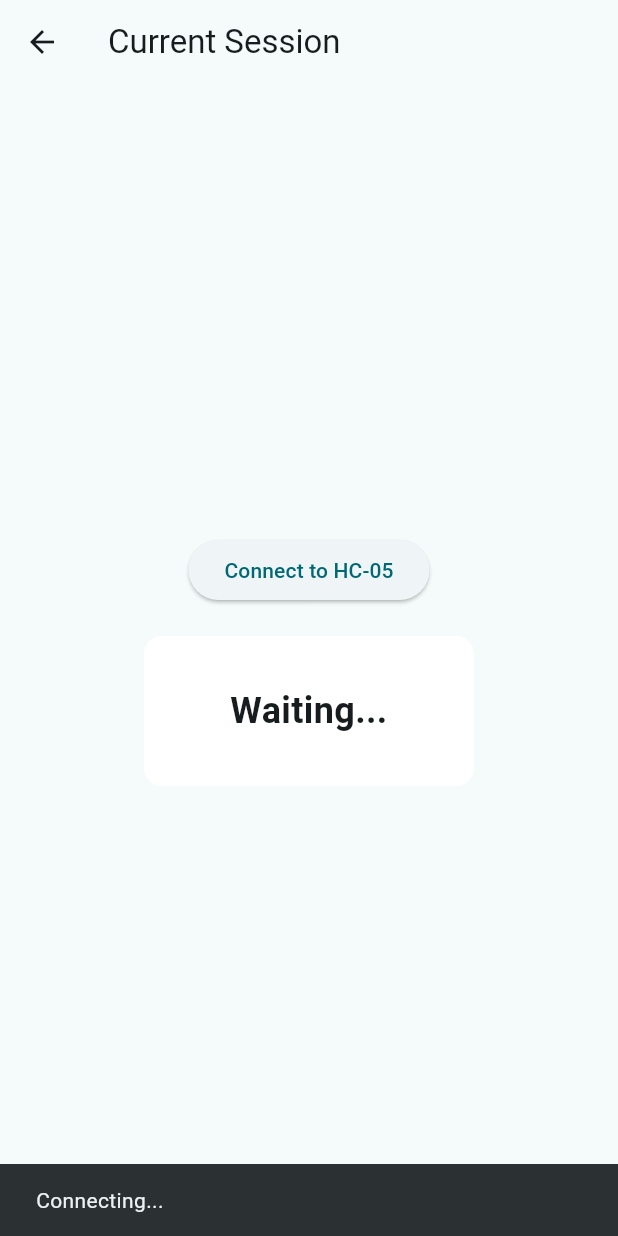
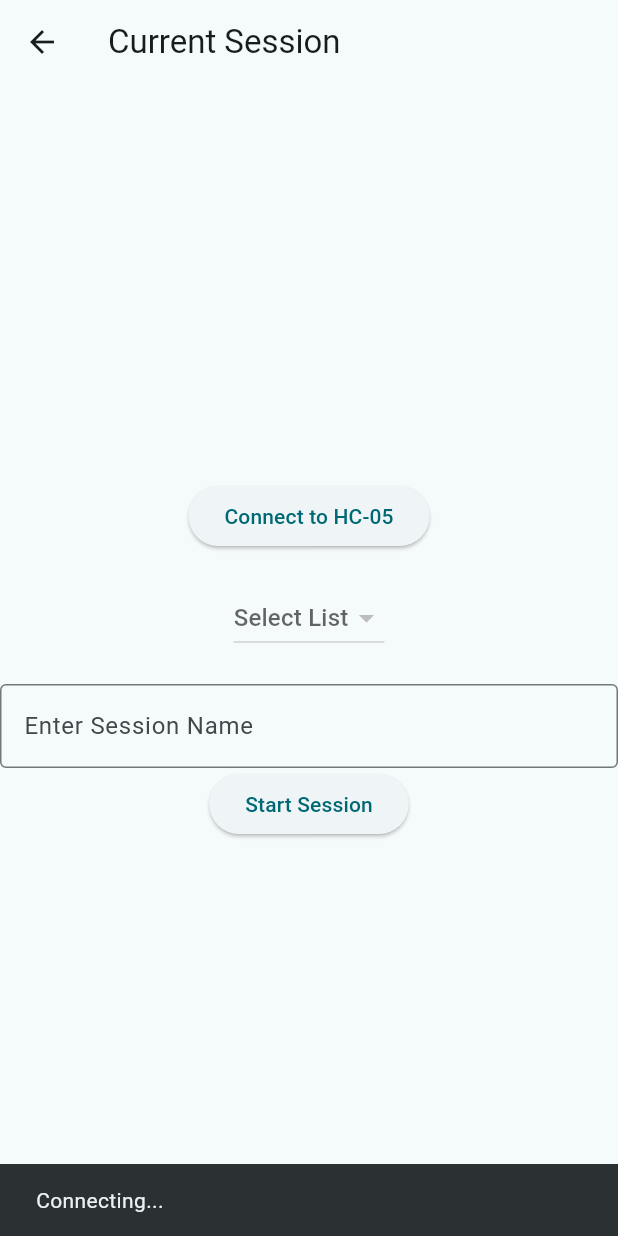
Before and after one commit to JaxJacobson/laser_timing_gate_app, a Flutter app: the StartSessionPage screen opened directly, after a tap on "Connect to HC-05", on a phone screen of 412 x 824 dp. Run offline on Flutter 3.47's test engine with Material 3 defaults, Android fonts, the phone set to English and light mode, and no system bars; missing offline and left inert: flutter_libserialport.

Commit message:
Did alot of stuff to make the start session page work. Added a text field for the session name, and a button to start the session. Also added a new page for the running session, which will display the times and allow the user to stop the session. The start session page now loads the start lists from the 'start_lists' directory and displays them in a dropdown menu. The user can select a start list and enter a session name before starting the session.

```diff
--- a/lib/start_session.dart
+++ b/lib/start_session.dart
@@ -1,7 +1,8 @@
 import 'dart:async';
-
+import 'dart:io';
 import 'package:flutter/material.dart';
 import 'BT_HC05.dart';
+import 'running_session.dart';
 
 class StartSessionPage extends StatefulWidget {
   const StartSessionPage({super.key});
@@ -16,6 +17,27 @@ class _StartSessionPageState extends State<StartSessionPage> {
   final HC05Service hc05Service = HC05Service();
   String latestData = 'Waiting...';
   Timer? refreshTimer;
+  String? selectedListName;
+  List<String> startListFiles = [];
+  final TextEditingController sessionNameController = TextEditingController();
+  String session_name = '';
+
+  void loadStartLists() {
+    final directory = Directory('start_lists');
+
+    if (directory.existsSync()) {
+      final files = directory
+          .listSync()
+          .whereType<File>()
+          .where((file) => file.path.endsWith('.txt'))
+          .map((file) => file.uri.pathSegments.last)
+          .toList();
+
+      setState(() {
+        startListFiles = files;
+      });
+    }
+  }
 
   Future<void> button1() async {
     ScaffoldMessenger.of(context).showSnackBar(
@@ -43,6 +65,58 @@ class _StartSessionPageState extends State<StartSessionPage> {
     );
   }
 
+void button2() async {
+  final baseName = session_name.trim();
+
+  if (baseName.isEmpty) {
+    ScaffoldMessenger.of(context).showSnackBar(
+      const SnackBar(content: Text('Please enter a session name')),
+    );
+    return;
+  }
+
+  if (selectedListName == null) {
+    ScaffoldMessenger.of(context).showSnackBar(
+      const SnackBar(content: Text('Please select a start list')),
+    );
+    return;
+  }
+
+  final now = DateTime.now();
+  final dateSuffix =
+      '${now.month.toString().padLeft(2, '0')}_'
+      '${now.day.toString().padLeft(2, '0')}_'
+      '${now.year}';
+
+  final fullFileName = '${baseName}_$dateSuffix';
+  final file = File('sessions/$fullFileName.txt');
+
+  if (!file.existsSync()) {
+    file.createSync(recursive: true);
+  }
+
+  file.writeAsStringSync('Session: $fullFileName\n');
+
+  if (!mounted) return;
+
+  Navigator.push(
+    context,
+    MaterialPageRoute(
+      builder: (context) => RunningSessionPage(
+        sessionName: fullFileName,
+        startListName: selectedListName!,
+      ),
+    ),
+  );
+}
+
+  @override
+  void initState() {
+    super.initState();
+    loadStartLists();
+  }
+
+
   @override
   Widget build(BuildContext context) {
     return Scaffold(
@@ -58,24 +132,39 @@ class _StartSessionPageState extends State<StartSessionPage> {
               child: const Text('Connect to HC-05'),
             ),
             const SizedBox(height: 20),
-            Container(
-              width: 220,
-              height: 100,
-              alignment: Alignment.center,
-              decoration: BoxDecoration(
-                color: const Color.fromARGB(255, 255, 255, 255),
-                border: Border.all(color: const Color.fromARGB(255, 255, 255, 255), width: 2),
-                borderRadius: BorderRadius.circular(12),
-              ),
-              child: Text(
-                latestData,
-                style: const TextStyle(
-                  fontSize: 24,
-                  fontWeight: FontWeight.bold,
-                ),
-                textAlign: TextAlign.center,
+            DropdownButton<String>(
+              value: selectedListName,
+              hint: const Text('Select List'),
+              items: startListFiles.map((fileName) {
+                return DropdownMenuItem<String>(
+                  value: fileName,
+                  child: Text(fileName),
+                );
+              }).toList(),
+              onChanged: (String? newValue) {
+                setState(() {
+                  selectedListName = newValue;
+                });
+              },
+            ),
+            const SizedBox(height: 20),
+            TextField(
+              controller: sessionNameController,
+              onChanged: (value) {
+                setState(() {
+                  session_name = value;
+                });
+              },
+              decoration: const InputDecoration(
+                border: OutlineInputBorder(),
+                labelText: 'Enter Session Name',
               ),
             ),
+            ElevatedButton(
+              onPressed: button2,
+              child: const Text('Start Session'),
+            ),
+
           ],
         ),
       ),
--- /dev/null
+++ b/start_lists/test1.txt
@@ -0,0 +1,3 @@
+Mayson
+Evan
+Jax
--- /dev/null
+++ b/start_lists/test2.txt
@@ -0,0 +1,3 @@
+Mal
+Caden
+Micah
```
Also changed, not shown: lib/BT_HC05.dart (+17 -6 lines), lib/running_session.dart (added, +32 -0 lines).
